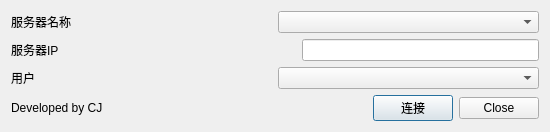
First picture: the form in GUI/main_window.ui, repository EnchantedCJ/easy_connect, before the edit.
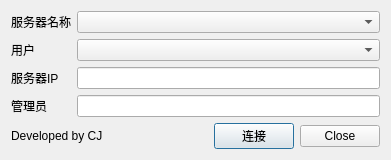
Second picture: the form after the edit.

Commit message: 显示管理员姓名

The edit to the form file:
```diff
--- a/GUI/main_window.ui
+++ b/GUI/main_window.ui
@@ -6,8 +6,8 @@
    <rect>
     <x>0</x>
     <y>0</y>
-    <width>550</width>
-    <height>127</height>
+    <width>391</width>
+    <height>151</height>
    </rect>
   </property>
   <property name="windowTitle">
@@ -17,6 +17,8 @@
    <item>
     <layout class="QHBoxLayout" name="horizontalLayout_2">
      <item>
+      <layout class="QVBoxLayout" name="verticalLayout_6">
+       <item>
       <widget class="QLabel" name="label">
        <property name="text">
         <string>服务器名称</string>
@@ -24,40 +26,6 @@
       </widget>
      </item>
      <item>
-      <widget class="QComboBox" name="comboBox_name"/>
-     </item>
-    </layout>
-   </item>
-   <item>
-    <layout class="QHBoxLayout" name="horizontalLayout_3">
-     <item>
-      <widget class="QLabel" name="label_2">
-       <property name="text">
-        <string>服务器IP</string>
-       </property>
-      </widget>
-     </item>
-     <item>
-      <spacer name="horizontalSpacer">
-       <property name="orientation">
-        <enum>Qt::Horizontal</enum>
-       </property>
-       <property name="sizeHint" stdset="0">
-        <size>
-         <width>40</width>
-         <height>20</height>
-        </size>
-       </property>
-      </spacer>
-     </item>
-     <item>
-      <widget class="QLineEdit" name="lineEdit_ip"/>
-     </item>
-    </layout>
-   </item>
-   <item>
-    <layout class="QHBoxLayout" name="horizontalLayout_4">
-     <item>
       <widget class="QLabel" name="label_3">
        <property name="text">
         <string>用户</string>
@@ -65,7 +33,36 @@
       </widget>
      </item>
      <item>
+        <widget class="QLabel" name="label_2">
+         <property name="text">
+          <string>服务器IP</string>
+         </property>
+        </widget>
+       </item>
+       <item>
+        <widget class="QLabel" name="label_5">
+         <property name="text">
+          <string>管理员</string>
+         </property>
+        </widget>
+       </item>
+      </layout>
+     </item>
+     <item>
+      <layout class="QVBoxLayout" name="verticalLayout_7">
+       <item>
+        <widget class="QComboBox" name="comboBox_name"/>
+       </item>
+       <item>
       <widget class="QComboBox" name="comboBox_user"/>
+       </item>
+       <item>
+        <widget class="QLineEdit" name="lineEdit_ip"/>
+       </item>
+       <item>
+        <widget class="QLineEdit" name="lineEdit_admin"/>
+       </item>
+      </layout>
      </item>
     </layout>
    </item>
```
Lines whose indentation alone changed are shown as unchanged. The commit also changes 2 other files.
